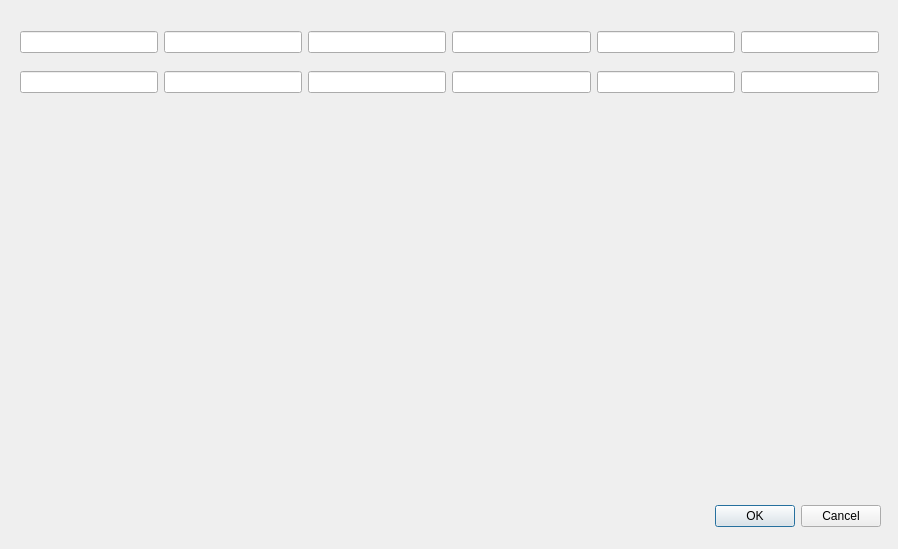
Old version of the form foodmenuwindow.ui in the repository plainoldprogrammer/pos.
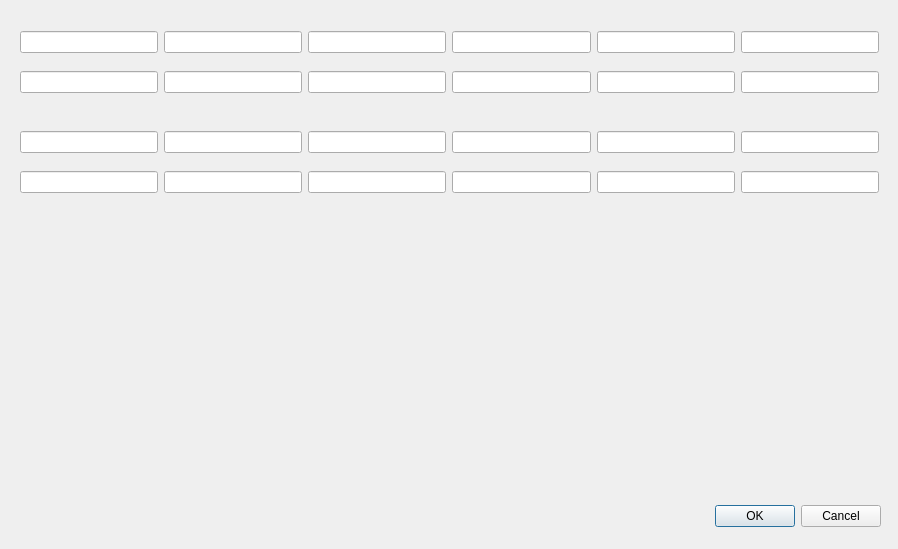
New version of the form.

Commit message: adding more line edits to represent the second line on the food menu

Diff of the .ui file:
```diff
--- a/foodmenuwindow.ui
+++ b/foodmenuwindow.ui
@@ -59,7 +59,7 @@
     </item>
    </layout>
   </widget>
-  <widget class="QWidget" name="">
+  <widget class="QWidget" name="layoutWidget">
    <property name="geometry">
     <rect>
      <x>20</x>
@@ -89,6 +89,66 @@
     </item>
    </layout>
   </widget>
+  <widget class="QWidget" name="">
+   <property name="geometry">
+    <rect>
+     <x>20</x>
+     <y>130</y>
+     <width>859</width>
+     <height>24</height>
+    </rect>
+   </property>
+   <layout class="QHBoxLayout" name="horizontalLayout_3">
+    <item>
+     <widget class="QLineEdit" name="lineEdit_13"/>
+    </item>
+    <item>
+     <widget class="QLineEdit" name="lineEdit_14"/>
+    </item>
+    <item>
+     <widget class="QLineEdit" name="lineEdit_15"/>
+    </item>
+    <item>
+     <widget class="QLineEdit" name="lineEdit_16"/>
+    </item>
+    <item>
+     <widget class="QLineEdit" name="lineEdit_17"/>
+    </item>
+    <item>
+     <widget class="QLineEdit" name="lineEdit_18"/>
+    </item>
+   </layout>
+  </widget>
+  <widget class="QWidget" name="">
+   <property name="geometry">
+    <rect>
+     <x>20</x>
+     <y>170</y>
+     <width>859</width>
+     <height>24</height>
+    </rect>
+   </property>
+   <layout class="QHBoxLayout" name="horizontalLayout_4">
+    <item>
+     <widget class="QLineEdit" name="lineEdit_19"/>
+    </item>
+    <item>
+     <widget class="QLineEdit" name="lineEdit_20"/>
+    </item>
+    <item>
+     <widget class="QLineEdit" name="lineEdit_21"/>
+    </item>
+    <item>
+     <widget class="QLineEdit" name="lineEdit_22"/>
+    </item>
+    <item>
+     <widget class="QLineEdit" name="lineEdit_23"/>
+    </item>
+    <item>
+     <widget class="QLineEdit" name="lineEdit_24"/>
+    </item>
+   </layout>
+  </widget>
  </widget>
  <resources/>
  <connections>
```
The commit also changes 1 other file.
